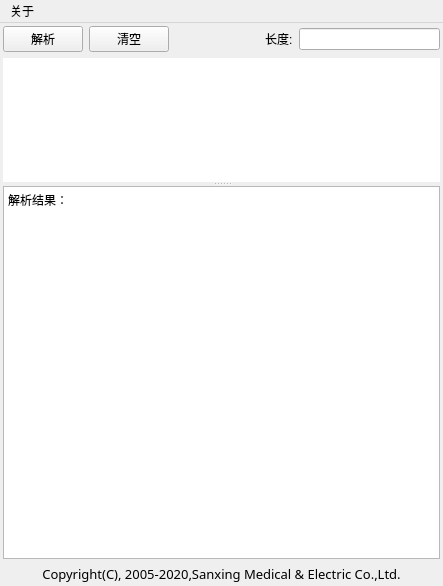
Above: UI/gui.ui from KayFelicities/698trans before the change. Below: the same form after it.
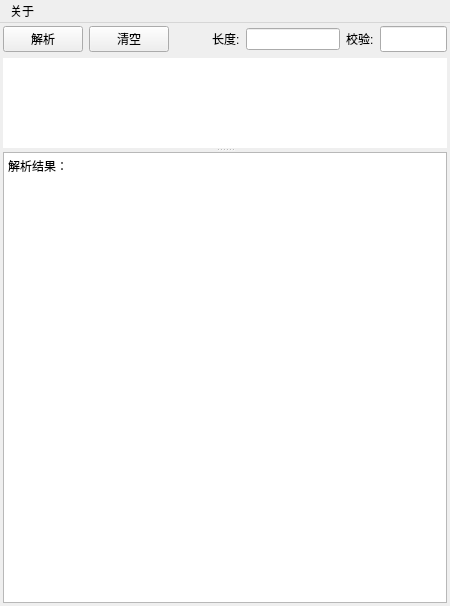
That is the form after the change. Icons and pictures are not drawn.

```diff
--- a/UI/gui.ui
+++ b/UI/gui.ui
@@ -7,8 +7,8 @@
    <rect>
     <x>0</x>
     <y>0</y>
-    <width>443</width>
-    <height>586</height>
+    <width>450</width>
+    <height>606</height>
    </rect>
   </property>
   <property name="windowTitle">
@@ -52,11 +52,11 @@
          <enum>Qt::Horizontal</enum>
         </property>
         <property name="sizeType">
-         <enum>QSizePolicy::Fixed</enum>
+         <enum>QSizePolicy::Expanding</enum>
         </property>
         <property name="sizeHint" stdset="0">
          <size>
-          <width>90</width>
+          <width>50</width>
           <height>20</height>
          </size>
         </property>
@@ -71,11 +71,43 @@
       </item>
       <item>
        <widget class="QLineEdit" name="len_box">
+        <property name="enabled">
+         <bool>true</bool>
+        </property>
         <property name="sizePolicy">
-         <sizepolicy hsizetype="Expanding" vsizetype="Fixed">
+         <sizepolicy hsizetype="Maximum" vsizetype="Fixed">
           <horstretch>0</horstretch>
           <verstretch>0</verstretch>
          </sizepolicy>
+        </property>
+        <property name="maximumSize">
+         <size>
+          <width>160</width>
+          <height>16777215</height>
+         </size>
+        </property>
+       </widget>
+      </item>
+      <item>
+       <widget class="QLabel" name="label_2">
+        <property name="text">
+         <string>校验:</string>
+        </property>
+       </widget>
+      </item>
+      <item>
+       <widget class="QLineEdit" name="crc_box">
+        <property name="sizePolicy">
+         <sizepolicy hsizetype="Maximum" vsizetype="Fixed">
+          <horstretch>0</horstretch>
+          <verstretch>0</verstretch>
+         </sizepolicy>
+        </property>
+        <property name="maximumSize">
+         <size>
+          <width>80</width>
+          <height>50</height>
+         </size>
         </property>
        </widget>
       </item>
@@ -159,7 +191,7 @@
        <property name="sizePolicy">
         <sizepolicy hsizetype="Expanding" vsizetype="Expanding">
          <horstretch>0</horstretch>
-         <verstretch>3</verstretch>
+         <verstretch>5</verstretch>
         </sizepolicy>
        </property>
        <property name="cursor" stdset="0">
@@ -181,24 +213,6 @@
       </widget>
      </widget>
     </item>
-    <item>
-     <widget class="QLabel" name="label_5">
-      <property name="font">
-       <font>
-        <family>微软雅黑</family>
-        <pointsize>10</pointsize>
-        <weight>50</weight>
-        <bold>false</bold>
-       </font>
-      </property>
-      <property name="text">
-       <string>Copyright(C), 2005-2020,Sanxing Medical &amp; Electric Co.,Ltd.</string>
-      </property>
-      <property name="alignment">
-       <set>Qt::AlignCenter</set>
-      </property>
-     </widget>
-    </item>
    </layout>
    <zorder></zorder>
    <zorder>splitter</zorder>
@@ -209,7 +223,7 @@
     <rect>
      <x>0</x>
      <y>0</y>
-     <width>443</width>
+     <width>450</width>
      <height>23</height>
     </rect>
    </property>
```
Left out of the diff: 4 changed lines with no effect on the pictures.
